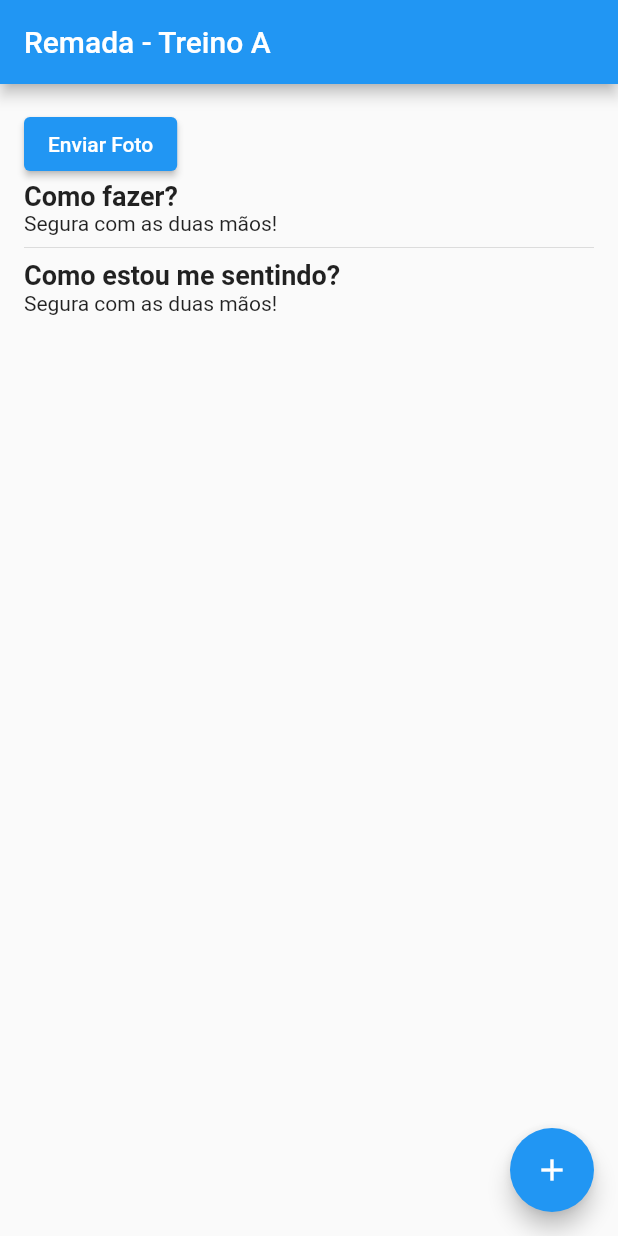
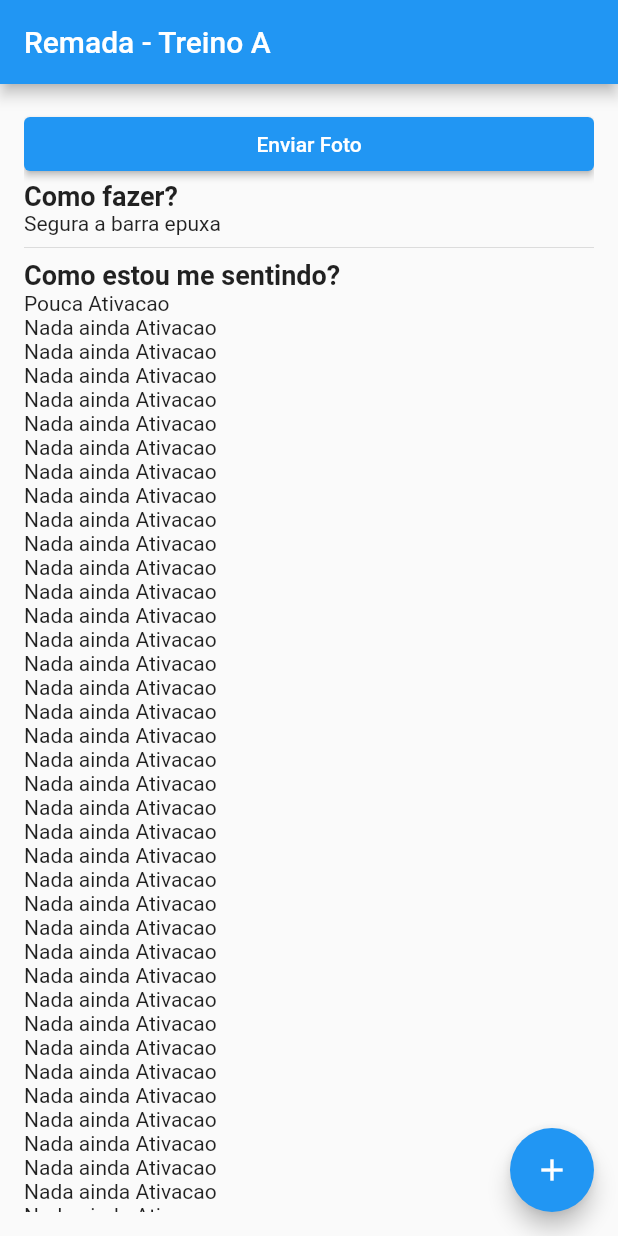
Before and after one commit to HudsonRAlves/meus_exercicios_academia, a Flutter app: the screen it shows after launch, on a phone screen of 412 x 824 dp. Run offline on Flutter 3.47's test engine with Material 2 defaults, Android fonts, the phone set to English and light mode, and no system bars.

Commit message:
:construction: utilizando model

```diff
--- a/lib/telas/exercicio_tela.dart
+++ b/lib/telas/exercicio_tela.dart
@@ -22,13 +22,199 @@ class ExercicioTela extends StatelessWidget {
       id: "SE002",
       sentindo: "Nada ainda Ativacao",
       data: "2023-08-02",
+    ),
+    SentimentoModel(
+      id: "SE002",
+      sentindo: "Nada ainda Ativacao",
+      data: "2023-08-02",
+    ),
+    SentimentoModel(
+      id: "SE002",
+      sentindo: "Nada ainda Ativacao",
+      data: "2023-08-02",
+    ),
+    SentimentoModel(
+      id: "SE002",
+      sentindo: "Nada ainda Ativacao",
+      data: "2023-08-02",
+    ),
+    SentimentoModel(
+      id: "SE002",
+      sentindo: "Nada ainda Ativacao",
+      data: "2023-08-02",
+    ),
+    SentimentoModel(
+      id: "SE002",
+      sentindo: "Nada ainda Ativacao",
+      data: "2023-08-02",
+    ),
+    SentimentoModel(
+      id: "SE002",
+      sentindo: "Nada ainda Ativacao",
+      data: "2023-08-02",
+    ),
+    SentimentoModel(
+      id: "SE002",
+      sentindo: "Nada ainda Ativacao",
+      data: "2023-08-02",
+    ),
+    SentimentoModel(
+      id: "SE002",
+      sentindo: "Nada ainda Ativacao",
+      data: "2023-08-02",
+    ),
+    SentimentoModel(
+      id: "SE002",
+      sentindo: "Nada ainda Ativacao",
+      data: "2023-08-02",
+    ),
+    SentimentoModel(
+      id: "SE002",
+      sentindo: "Nada ainda Ativacao",
+      data: "2023-08-02",
+    ),
+    SentimentoModel(
+      id: "SE002",
+      sentindo: "Nada ainda Ativacao",
+      data: "2023-08-02",
+    ),
+    SentimentoModel(
+      id: "SE002",
+      sentindo: "Nada ainda Ativacao",
+      data: "2023-08-02",
+    ),
+    SentimentoModel(
+      id: "SE002",
+      sentindo: "Nada ainda Ativacao",
+      data: "2023-08-02",
+    ),
+    SentimentoModel(
+      id: "SE002",
+      sentindo: "Nada ainda Ativacao",
+      data: "2023-08-02",
+    ),
+    SentimentoModel(
+      id: "SE002",
+      sentindo: "Nada ainda Ativacao",
+      data: "2023-08-02",
+    ),
+    SentimentoModel(
+      id: "SE002",
+      sentindo: "Nada ainda Ativacao",
+      data: "2023-08-02",
+    ),
+    SentimentoModel(
+      id: "SE002",
+      sentindo: "Nada ainda Ativacao",
+      data: "2023-08-02",
+    ),
+    SentimentoModel(
+      id: "SE002",
+      sentindo: "Nada ainda Ativacao",
+      data: "2023-08-02",
+    ),
+    SentimentoModel(
+      id: "SE002",
+      sentindo: "Nada ainda Ativacao",
+      data: "2023-08-02",
+    ),
+    SentimentoModel(
+      id: "SE002",
+      sentindo: "Nada ainda Ativacao",
+      data: "2023-08-02",
+    ),
+    SentimentoModel(
+      id: "SE002",
+      sentindo: "Nada ainda Ativacao",
+      data: "2023-08-02",
+    ),
+    SentimentoModel(
+      id: "SE002",
+      sentindo: "Nada ainda Ativacao",
+      data: "2023-08-02",
+    ),
+    SentimentoModel(
+      id: "SE002",
+      sentindo: "Nada ainda Ativacao",
+      data: "2023-08-02",
+    ),
+    SentimentoModel(
+      id: "SE002",
+      sentindo: "Nada ainda Ativacao",
+      data: "2023-08-02",
+    ),
+    SentimentoModel(
+      id: "SE002",
+      sentindo: "Nada ainda Ativacao",
+      data: "2023-08-02",
+    ),
+    SentimentoModel(
+      id: "SE002",
+      sentindo: "Nada ainda Ativacao",
+      data: "2023-08-02",
+    ),
+    SentimentoModel(
+      id: "SE002",
+      sentindo: "Nada ainda Ativacao",
+      data: "2023-08-02",
+    ),
+    SentimentoModel(
+      id: "SE002",
+      sentindo: "Nada ainda Ativacao",
+      data: "2023-08-02",
+    ),
+    SentimentoModel(
+      id: "SE002",
+      sentindo: "Nada ainda Ativacao",
+      data: "2023-08-02",
+    ),
+    SentimentoModel(
+      id: "SE002",
+      sentindo: "Nada ainda Ativacao",
+      data: "2023-08-02",
+    ),
+    SentimentoModel(
+      id: "SE002",
+      sentindo: "Nada ainda Ativacao",
+      data: "2023-08-02",
+    ),
+    SentimentoModel(
+      id: "SE002",
+      sentindo: "Nada ainda Ativacao",
+      data: "2023-08-02",
+    ),
+    SentimentoModel(
+      id: "SE002",
+      sentindo: "Nada ainda Ativacao",
+      data: "2023-08-02",
+    ),
+    SentimentoModel(
+      id: "SE002",
+      sentindo: "Nada ainda Ativacao",
+      data: "2023-08-02",
+    ),
+    SentimentoModel(
+      id: "SE002",
+      sentindo: "Nada ainda Ativacao",
+      data: "2023-08-02",
+    ),
+    SentimentoModel(
+      id: "SE002",
+      sentindo: "Nada ainda Ativacao",
+      data: "2023-08-02",
+    ),
+    SentimentoModel(
+      id: "SE002",
+      sentindo: "Nada ainda Ativacao",
+      data: "2023-08-02",
     )
   ];
 
   @override
   Widget build(BuildContext context) {
     return Scaffold(
-      appBar: AppBar(title: const Text("Remada - Treino A")),
+      appBar: AppBar(
+          title: Text("${exercicioModel.nome} - ${exercicioModel.treino}")),
       floatingActionButton: FloatingActionButton(
         onPressed: () {
           print('Foi Clicado');
@@ -37,8 +223,7 @@ class ExercicioTela extends StatelessWidget {
       ),
       body: Padding(
         padding: const EdgeInsets.all(16.0),
-        child: Column(
-          crossAxisAlignment: CrossAxisAlignment.start,
+        child: ListView(
           children: [
             ElevatedButton(
               onPressed: () {},
@@ -51,7 +236,7 @@ class ExercicioTela extends StatelessWidget {
                 fontSize: 18,
               ),
             ),
-            const Text('Segura com as duas mãos!'),
+            Text(exercicioModel.comoFazer),
             const Divider(),
             const Text(
               'Como estou me sentindo?',
@@ -60,7 +245,13 @@ class ExercicioTela extends StatelessWidget {
                 fontSize: 18,
               ),
             ),
-            const Text('Segura com as duas mãos!'),
+            Column(
+              crossAxisAlignment: CrossAxisAlignment.start,
+              children: List.generate(listaSentimentos.length, (index) {
+                SentimentoModel sentimentoAgora = listaSentimentos[index];
+                return Text(sentimentoAgora.sentindo);
+              }),
+            )
           ],
         ),
       ),
```
Also changed, not shown: 3 other files.
